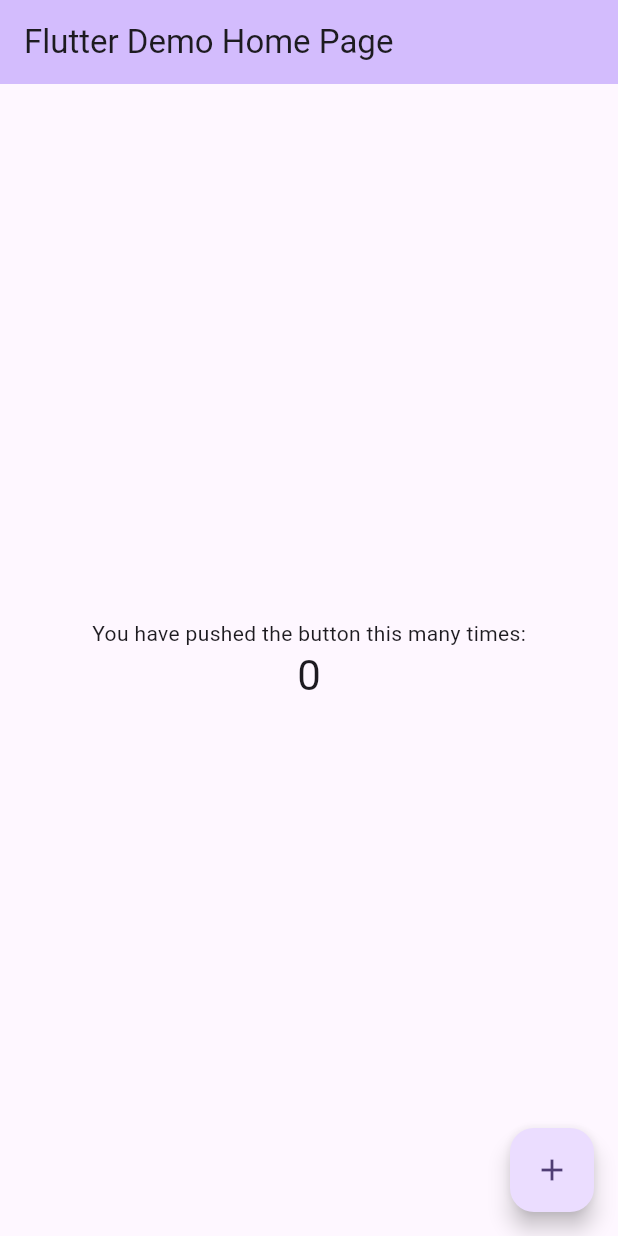
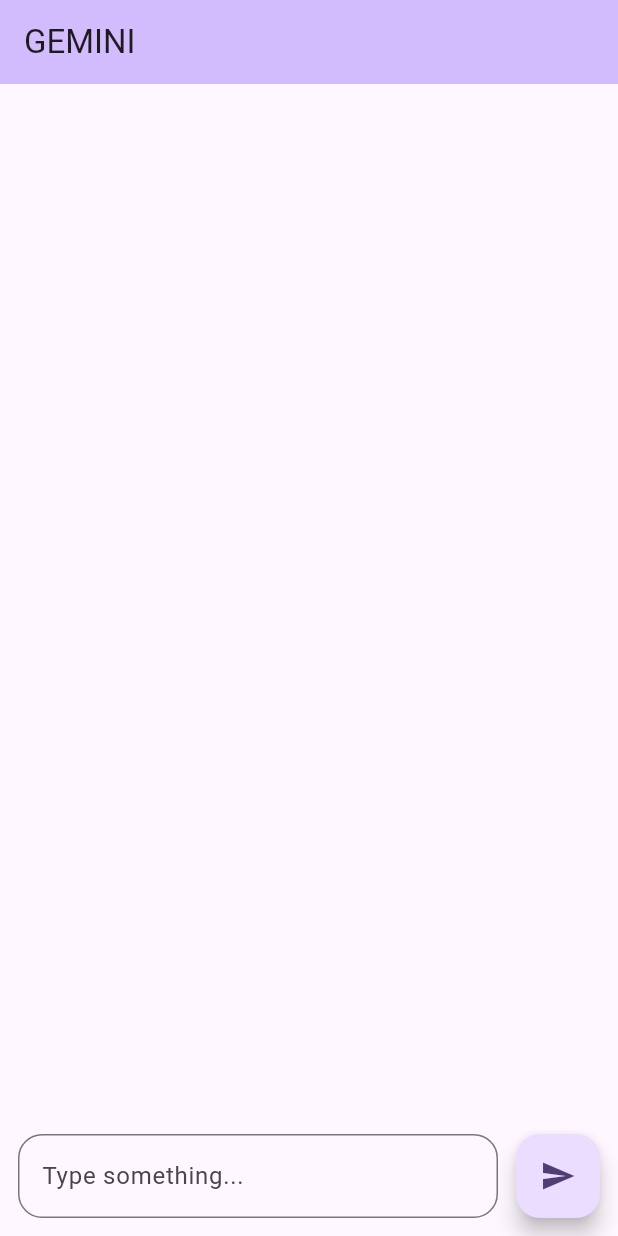
Before and after one commit to berkestc/google-generative-ai-example, a Flutter app: the screen it shows after launch, on a phone screen of 412 x 824 dp. Run offline on Flutter 3.47's test engine with Material 3 defaults, Android fonts, the phone set to English and light mode, and no system bars; our stand-ins replace google_generative_ai.

Commit message:
Added basic functionality

```diff
--- a/lib/main.dart
+++ b/lib/main.dart
@@ -1,109 +1,161 @@
+import 'dart:async';
+
 import 'package:flutter/material.dart';
+import 'package:google_generative_ai/google_generative_ai.dart';
 
-void main() {
-  runApp(const MyApp());
-}
+void main() => runApp(const MyApp());
 
 class MyApp extends StatelessWidget {
-  const MyApp({super.key});
+  const MyApp();
 
   @override
   Widget build(BuildContext context) {
     return MaterialApp(
-      title: 'Flutter Demo',
+      title: "Gemini API",
       theme: ThemeData(
         colorScheme: ColorScheme.fromSeed(seedColor: Colors.deepPurple),
         useMaterial3: true,
       ),
-      home: const MyHomePage(title: 'Flutter Demo Home Page'),
+      home: const MyHomePage(),
     );
   }
 }
 
 class MyHomePage extends StatefulWidget {
-  const MyHomePage({super.key, required this.title});
-
-  // This widget is the home page of your application. It is stateful, meaning
-  // that it has a State object (defined below) that contains fields that affect
-  // how it looks.
-
-  // This class is the configuration for the state. It holds the values (in this
-  // case the title) provided by the parent (in this case the App widget) and
-  // used by the build method of the State. Fields in a Widget subclass are
-  // always marked "final".
-
-  final String title;
+  const MyHomePage();
 
   @override
   State<MyHomePage> createState() => _MyHomePageState();
 }
 
 class _MyHomePageState extends State<MyHomePage> {
-  int _counter = 0;
+  late final GenerativeModel generativeModel;
+  Stream<GenerateContentResponse> stream = const Stream.empty();
+  late final TextEditingController controller;
+  String lastResponse = "";
 
-  void _incrementCounter() {
-    setState(() {
-      // This call to setState tells the Flutter framework that something has
-      // changed in this State, which causes it to rerun the build method below
-      // so that the display can reflect the updated values. If we changed
-      // _counter without calling setState(), then the build method would not be
-      // called again, and so nothing would appear to happen.
-      _counter++;
-    });
+  @override
+  void initState() {
+    super.initState();
+
+    controller = TextEditingController();
+
+    generativeModel = GenerativeModel(
+      model: "gemini-pro",
+      apiKey: "", // Your api key
+    );
+  }
+
+  @override
+  void dispose() {
+    controller.dispose();
+    super.dispose();
   }
 
   @override
   Widget build(BuildContext context) {
-    // This method is rerun every time setState is called, for instance as done
-    // by the _incrementCounter method above.
-    //
-    // The Flutter framework has been optimized to make rerunning build methods
-    // fast, so that you can just rebuild anything that needs updating rather
-    // than having to individually change instances of widgets.
     return Scaffold(
       appBar: AppBar(
-        // TRY THIS: Try changing the color here to a specific color (to
-        // Colors.amber, perhaps?) and trigger a hot reload to see the AppBar
-        // change color while the other colors stay the same.
         backgroundColor: Theme.of(context).colorScheme.inversePrimary,
-        // Here we take the value from the MyHomePage object that was created by
-        // the App.build method, and use it to set our appbar title.
-        title: Text(widget.title),
+        title: const Text("GEMINI"),
       ),
-      body: Center(
-        // Center is a layout widget. It takes a single child and positions it
-        // in the middle of the parent.
-        child: Column(
-          // Column is also a layout widget. It takes a list of children and
-          // arranges them vertically. By default, it sizes itself to fit its
-          // children horizontally, and tries to be as tall as its parent.
-          //
-          // Column has various properties to control how it sizes itself and
-          // how it positions its children. Here we use mainAxisAlignment to
-          // center the children vertically; the main axis here is the vertical
-          // axis because Columns are vertical (the cross axis would be
-          // horizontal).
-          //
-          // TRY THIS: Invoke "debug painting" (choose the "Toggle Debug Paint"
-          // action in the IDE, or press "p" in the console), to see the
-          // wireframe for each widget.
-          mainAxisAlignment: MainAxisAlignment.center,
-          children: <Widget>[
-            const Text(
-              'You have pushed the button this many times:',
+      body: Column(
+        children: [
+          Expanded(
+            child: ListView(
+              padding: const EdgeInsets.all(24),
+              children: [
+                StreamBuilder(
+                  stream: stream,
+                  builder: (context, snapshot) {
+                    if (snapshot.hasError) {
+                      Column(
+                        children: <Widget>[
+                          const Icon(
+                            Icons.error_outline,
+                            color: Colors.red,
+                            size: 60,
+                          ),
+                          Padding(
+                            padding: const EdgeInsets.only(top: 16),
+                            child: Text('Error: ${snapshot.error}'),
+                          ),
+                          Padding(
+                            padding: const EdgeInsets.only(top: 8),
+                            child: Text('Stack trace: ${snapshot.stackTrace}'),
+                          ),
+                        ],
+                      );
+                    }
+                    switch (snapshot.connectionState) {
+                      case ConnectionState.waiting:
+                        return Column(
+                          children: [
+                            Text(lastResponse),
+                            const CircularProgressIndicator(),
+                          ],
+                        );
+                      case ConnectionState.active:
+                        lastResponse = lastResponse + (snapshot.data?.text ?? "");
+
+                        return Column(
+                          children: [
+                            Text(lastResponse),
+                            const SizedBox(height: 12),
+                            const CircularProgressIndicator(),
+                          ],
+                        );
+                      case ConnectionState.done:
+                        lastResponse = lastResponse + (snapshot.data?.text ?? "");
+
+                        return Text(lastResponse);
+                      default:
+                        return const Text("else");
+                    }
+                  },
+                ),
+              ],
             ),
-            Text(
-              '$_counter',
-              style: Theme.of(context).textTheme.headlineMedium,
+          ),
+          const SizedBox(height: 24),
+          Padding(
+            padding: const EdgeInsets.all(12),
+            child: Row(
+              children: [
+                Expanded(
+                  child: TextField(
+                    textInputAction: TextInputAction.send,
+                    onSubmitted: (_) => onSubmitted(),
+                    controller: controller,
+                    decoration: InputDecoration(
+                      hintText: "Type something...",
+                      border: OutlineInputBorder(borderRadius: BorderRadius.circular(16)),
+                    ),
+                  ),
+                ),
+                const SizedBox(width: 12),
+                FloatingActionButton(
+                  onPressed: onSubmitted,
+                  child: const Icon(Icons.send),
+                ),
+              ],
             ),
-          ],
-        ),
+          ),
+        ],
       ),
-      floatingActionButton: FloatingActionButton(
-        onPressed: _incrementCounter,
-        tooltip: 'Increment',
-        child: const Icon(Icons.add),
-      ), // This trailing comma makes auto-formatting nicer for build methods.
     );
   }
+
+  void onSubmitted() {
+    final text = controller.text;
+
+    if (text.isEmpty) return;
+
+    FocusScope.of(context).unfocus();
+
+    setState(() {
+      stream = generativeModel.generateContentStream([Content.text(text)]);
+      controller.clear();
+    });
+  }
 }
```
